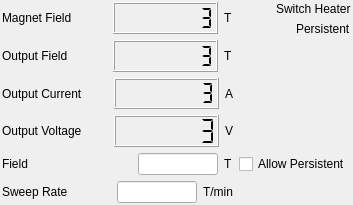
The window that modules/magnetps/core/magnetpsform.ui (northriv/KAME) describes before a commit, drawn with Qt 5.
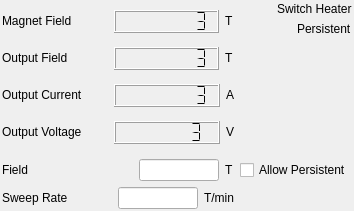
The same window after the commit. Custom widgets are drawn as their Qt base class.

```diff
--- a/modules/magnetps/core/magnetpsform.ui
+++ b/modules/magnetps/core/magnetpsform.ui
@@ -6,8 +6,8 @@
    <rect>
     <x>0</x>
     <y>0</y>
-    <width>353</width>
-    <height>205</height>
+    <width>354</width>
+    <height>211</height>
    </rect>
   </property>
   <property name="windowTitle">
@@ -24,6 +24,12 @@
        <layout class="QHBoxLayout">
         <item>
          <widget class="QLabel" name="textLabel5">
+          <property name="sizePolicy">
+           <sizepolicy hsizetype="Preferred" vsizetype="Fixed">
+            <horstretch>0</horstretch>
+            <verstretch>0</verstretch>
+           </sizepolicy>
+          </property>
           <property name="frameShape">
            <enum>QFrame::NoFrame</enum>
           </property>
@@ -69,7 +75,7 @@
         <item>
          <widget class="QLabel" name="textLabel9">
           <property name="sizePolicy">
-           <sizepolicy hsizetype="Fixed" vsizetype="Preferred">
+           <sizepolicy hsizetype="Fixed" vsizetype="Fixed">
             <horstretch>0</horstretch>
             <verstretch>0</verstretch>
            </sizepolicy>
@@ -88,6 +94,12 @@
        <layout class="QHBoxLayout">
         <item>
          <widget class="QLabel" name="textLabel7">
+          <property name="sizePolicy">
+           <sizepolicy hsizetype="Preferred" vsizetype="Fixed">
+            <horstretch>0</horstretch>
+            <verstretch>0</verstretch>
+           </sizepolicy>
+          </property>
           <property name="text">
            <string>Output Field</string>
           </property>
@@ -127,7 +139,7 @@
         <item>
          <widget class="QLabel" name="textLabel10">
           <property name="sizePolicy">
-           <sizepolicy hsizetype="Fixed" vsizetype="Preferred">
+           <sizepolicy hsizetype="Fixed" vsizetype="Fixed">
             <horstretch>0</horstretch>
             <verstretch>0</verstretch>
            </sizepolicy>
@@ -146,6 +158,12 @@
        <layout class="QHBoxLayout">
         <item>
          <widget class="QLabel" name="textLabel6">
+          <property name="sizePolicy">
+           <sizepolicy hsizetype="Preferred" vsizetype="Fixed">
+            <horstretch>0</horstretch>
+            <verstretch>0</verstretch>
+           </sizepolicy>
+          </property>
           <property name="text">
            <string>Output Current</string>
           </property>
@@ -185,7 +203,7 @@
         <item>
          <widget class="QLabel" name="textLabel11">
           <property name="sizePolicy">
-           <sizepolicy hsizetype="Fixed" vsizetype="Preferred">
+           <sizepolicy hsizetype="Fixed" vsizetype="Fixed">
             <horstretch>0</horstretch>
             <verstretch>0</verstretch>
            </sizepolicy>
@@ -204,6 +222,12 @@
        <layout class="QHBoxLayout">
         <item>
          <widget class="QLabel" name="textLabel8">
+          <property name="sizePolicy">
+           <sizepolicy hsizetype="Preferred" vsizetype="Fixed">
+            <horstretch>0</horstretch>
+            <verstretch>0</verstretch>
+           </sizepolicy>
+          </property>
           <property name="text">
            <string>Output Voltage</string>
           </property>
@@ -243,7 +267,7 @@
         <item>
          <widget class="QLabel" name="textLabel12">
           <property name="sizePolicy">
-           <sizepolicy hsizetype="Fixed" vsizetype="Preferred">
+           <sizepolicy hsizetype="Fixed" vsizetype="Fixed">
             <horstretch>0</horstretch>
             <verstretch>0</verstretch>
            </sizepolicy>
@@ -267,6 +291,12 @@
       </item>
       <item>
        <widget class="QLabel" name="textLabel15">
+        <property name="sizePolicy">
+         <sizepolicy hsizetype="Preferred" vsizetype="Fixed">
+          <horstretch>0</horstretch>
+          <verstretch>0</verstretch>
+         </sizepolicy>
+        </property>
         <property name="text">
          <string>Switch Heater</string>
         </property>
@@ -284,6 +314,12 @@
       </item>
       <item>
        <widget class="QLabel" name="textLabel15_2">
+        <property name="sizePolicy">
+         <sizepolicy hsizetype="Preferred" vsizetype="Fixed">
+          <horstretch>0</horstretch>
+          <verstretch>0</verstretch>
+         </sizepolicy>
+        </property>
         <property name="text">
          <string>Persistent</string>
         </property>
@@ -328,7 +364,7 @@
       <item>
        <widget class="QLabel" name="textLabel13">
         <property name="sizePolicy">
-         <sizepolicy hsizetype="Preferred" vsizetype="Preferred">
+         <sizepolicy hsizetype="Preferred" vsizetype="Fixed">
           <horstretch>0</horstretch>
           <verstretch>0</verstretch>
          </sizepolicy>
@@ -354,7 +390,7 @@
       <item>
        <widget class="QLabel" name="textLabel14">
         <property name="sizePolicy">
-         <sizepolicy hsizetype="Fixed" vsizetype="Preferred">
+         <sizepolicy hsizetype="Fixed" vsizetype="Fixed">
           <horstretch>0</horstretch>
           <verstretch>0</verstretch>
          </sizepolicy>
@@ -373,6 +409,12 @@
      <layout class="QHBoxLayout">
       <item>
        <widget class="QLabel" name="textLabel13_2">
+        <property name="sizePolicy">
+         <sizepolicy hsizetype="Preferred" vsizetype="Fixed">
+          <horstretch>0</horstretch>
+          <verstretch>0</verstretch>
+         </sizepolicy>
+        </property>
         <property name="text">
          <string>Sweep Rate</string>
         </property>
@@ -394,7 +436,7 @@
       <item>
        <widget class="QLabel" name="textLabel14_2">
         <property name="sizePolicy">
-         <sizepolicy hsizetype="Fixed" vsizetype="Preferred">
+         <sizepolicy hsizetype="Fixed" vsizetype="Fixed">
           <horstretch>0</horstretch>
           <verstretch>0</verstretch>
          </sizepolicy>
```
Left out of the diff: 4 changed lines with no effect on the pictures.
